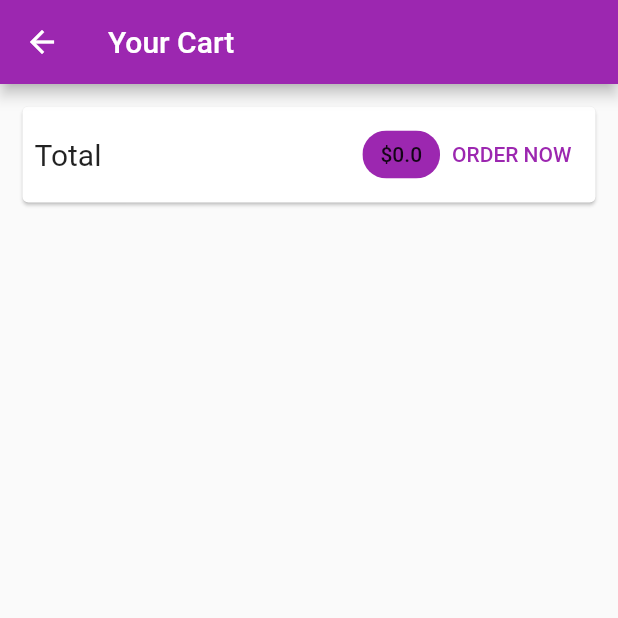
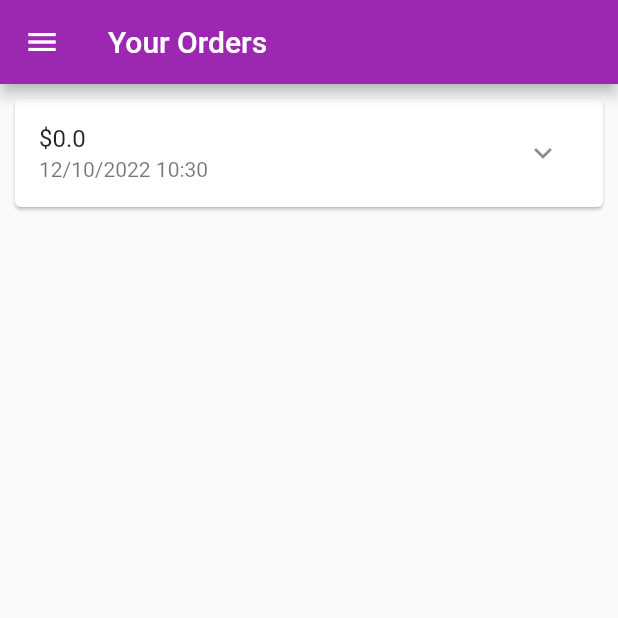
Before and after one commit to prasannakumar2495/myshop, a Flutter app: the CartScreen screen opened by its route, after a tap on "ORDER NOW", on a phone screen of 412 x 824 dp, the top half of it. Run offline on Flutter 3.47's test engine with Material 2 defaults, Android fonts, the phone set to English and light mode, and no system bars; our stand-ins replace badges; network calls fail.

Commit message:
implemented orders screen.

```diff
--- a/lib/main.dart
+++ b/lib/main.dart
@@ -1,7 +1,9 @@
 import 'package:flutter/material.dart';
 import 'package:myshop/providers/cart.dart';
+import 'package:myshop/providers/orders.dart';
 import 'package:myshop/providers/products_provider.dart';
 import 'package:myshop/screens/cart_screen.dart';
+import 'package:myshop/screens/orders_screen.dart';
 import 'package:myshop/screens/product_detail_screen.dart';
 import 'package:myshop/screens/products_overview_screen.dart';
 import 'package:provider/provider.dart';
@@ -29,6 +31,9 @@ class MyApp extends StatelessWidget {
         ChangeNotifierProvider.value(
           value: Cart(),
         ),
+        ChangeNotifierProvider.value(
+          value: Orders(),
+        ),
       ],
       child: MaterialApp(
         title: 'Flutter Demo',
@@ -41,6 +46,7 @@ class MyApp extends StatelessWidget {
           ProductDetailScreen.routeName: (context) =>
               const ProductDetailScreen(),
           CartScreen.routeName: (context) => const CartScreen(),
+          OrdersScreen.routeName: (context) => const OrdersScreen(),
         },
       ),
     );
--- a/lib/providers/cart.dart
+++ b/lib/providers/cart.dart
@@ -15,7 +15,7 @@ class CartItem {
 }
 
 class Cart with ChangeNotifier {
-  final Map<String, CartItem> _items = {};
+  Map<String, CartItem> _items = {};
 
   Map<String, CartItem> get items {
     return {..._items};
@@ -60,4 +60,9 @@ class Cart with ChangeNotifier {
     _items.remove(productId);
     notifyListeners();
   }
+
+  void clear() {
+    _items = {};
+    notifyListeners();
+  }
 }
--- /dev/null
+++ b/lib/providers/orders.dart
@@ -0,0 +1,37 @@
+import 'package:flutter/material.dart';
+import 'package:myshop/providers/cart.dart';
+
+class OrderItem {
+  final String id;
+  final double amount;
+  final List<CartItem> products;
+  final DateTime dateTime;
+
+  OrderItem({
+    required this.id,
+    required this.amount,
+    required this.products,
+    required this.dateTime,
+  });
+}
+
+class Orders with ChangeNotifier {
+  final List<OrderItem> _orders = [];
+
+  List<OrderItem> get orders {
+    return [..._orders];
+  }
+
+  void addOrder(List<CartItem> cartProducts, double total) {
+    _orders.insert(
+      0,
+      OrderItem(
+        id: DateTime.now().toString(),
+        amount: total,
+        products: cartProducts,
+        dateTime: DateTime.now(),
+      ),
+    );
+    notifyListeners();
+  }
+}
--- a/lib/screens/cart_screen.dart
+++ b/lib/screens/cart_screen.dart
@@ -1,4 +1,6 @@
 import 'package:flutter/material.dart';
+import 'package:myshop/providers/orders.dart';
+import 'package:myshop/screens/orders_screen.dart';
 import 'package:provider/provider.dart';
 
 import '../providers/cart.dart';
@@ -35,7 +37,19 @@ class CartScreen extends StatelessWidget {
                   backgroundColor: Theme.of(context).colorScheme.primary,
                 ),
                 TextButton(
-                  onPressed: (() {}),
+                  onPressed: (() {
+                    var orders = Provider.of<Orders>(
+                      context,
+                      listen: false,
+                    );
+                    orders.addOrder(
+                      cart.items.values.toList(),
+                      cart.totalAmount,
+                    );
+                    cart.clear();
+
+                    Navigator.of(context).pushNamed(OrdersScreen.routeName);
+                  }),
                   child: const Text('ORDER NOW'),
                 ),
               ],
--- /dev/null
+++ b/lib/screens/orders_screen.dart
@@ -0,0 +1,30 @@
+import 'package:flutter/material.dart';
+import 'package:flutter/src/widgets/container.dart';
+import 'package:flutter/src/widgets/framework.dart';
+import 'package:myshop/providers/orders.dart';
+import 'package:provider/provider.dart';
+
+import '../widgets/app_drawer.dart';
+import '../widgets/order_item.dart';
+
+class OrdersScreen extends StatelessWidget {
+  static const routeName = '/ordersScreen';
+  const OrdersScreen({super.key});
+
+  @override
+  Widget build(BuildContext context) {
+    final ordersData = Provider.of<Orders>(context);
+    return Scaffold(
+      appBar: AppBar(
+        title: const Text('Your Orders'),
+      ),
+      drawer: const AppDrawer(),
+      body: ListView.builder(
+        itemBuilder: ((context, index) => OrderItemWidget(
+              order: ordersData.orders[index],
+            )),
+        itemCount: ordersData.orders.length,
+      ),
+    );
+  }
+}
--- a/lib/screens/products_overview_screen.dart
+++ b/lib/screens/products_overview_screen.dart
@@ -2,6 +2,7 @@ import 'package:badges/badges.dart';
 import 'package:flutter/material.dart';
 import 'package:myshop/providers/cart.dart';
 import 'package:myshop/screens/cart_screen.dart';
+import 'package:myshop/widgets/app_drawer.dart';
 import 'package:provider/provider.dart';
 
 import '../widgets/products_grid_view.dart';
@@ -69,6 +70,7 @@ class _ProductsOverViewScreenState extends State<ProductsOverViewScreen> {
           ),
         ],
       ),
+      drawer: const AppDrawer(),
       body: ProductsGridView(
         showOnlyFavourites: _showOnlyFavourites,
       ),
--- /dev/null
+++ b/lib/widgets/order_item.dart
@@ -0,0 +1,37 @@
+import 'package:flutter/material.dart';
+import 'package:flutter/src/widgets/container.dart';
+import 'package:flutter/src/widgets/framework.dart';
+import 'package:intl/intl.dart';
+import 'package:myshop/providers/orders.dart';
+
+class OrderItemWidget extends StatelessWidget {
+  final OrderItem order;
+
+  const OrderItemWidget({
+    super.key,
+    required this.order,
+  });
+
+  @override
+  Widget build(BuildContext context) {
+    return Card(
+      margin: const EdgeInsets.all(10),
+      child: Column(
+        children: <Widget>[
+          ListTile(
+            title: Text(
+              '\$${order.amount}',
+            ),
+            subtitle: Text(
+              DateFormat('dd/MM/yyyy hh:mm').format(order.dateTime),
+            ),
+            trailing: IconButton(
+              icon: const Icon(Icons.expand_more),
+              onPressed: () {},
+            ),
+          )
+        ],
+      ),
+    );
+  }
+}
--- a/pubspec.yaml
+++ b/pubspec.yaml
@@ -36,6 +36,7 @@ dependencies:
   cupertino_icons: ^1.0.2
   provider: ^6.0.3
   badges: ^2.0.3
+  intl: ^0.17.0
 
 dev_dependencies:
   flutter_test:
```
Also changed, not shown: lib/screens/product_detail_screen.dart (+34 -0 lines), lib/widgets/app_drawer.dart (added, +37 -0 lines), pubspec.lock.
